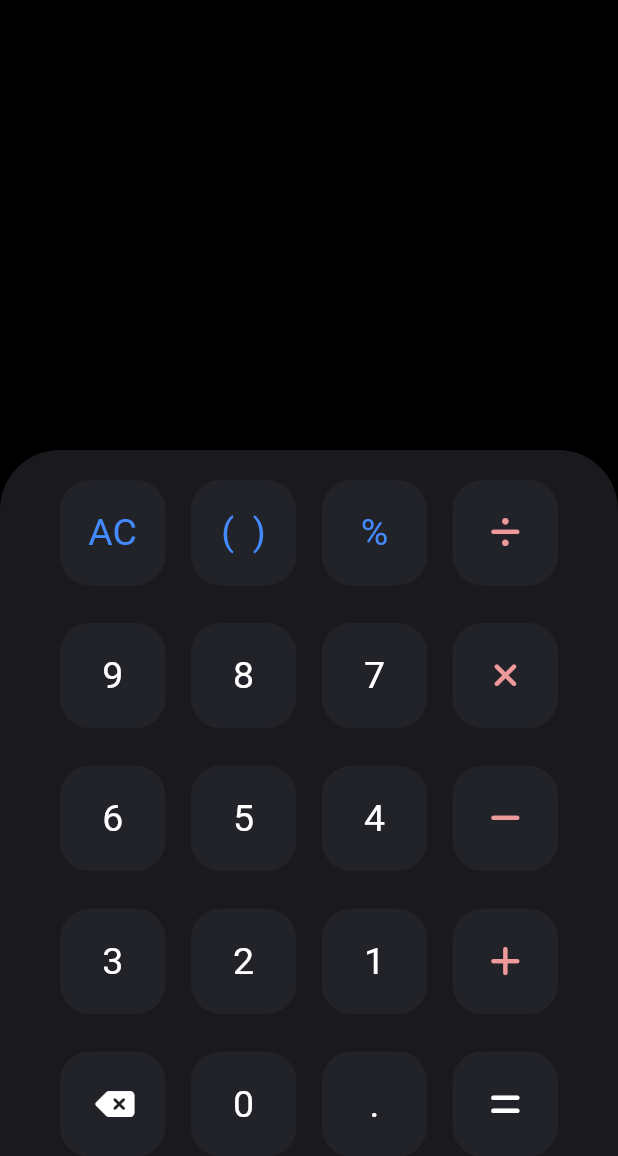
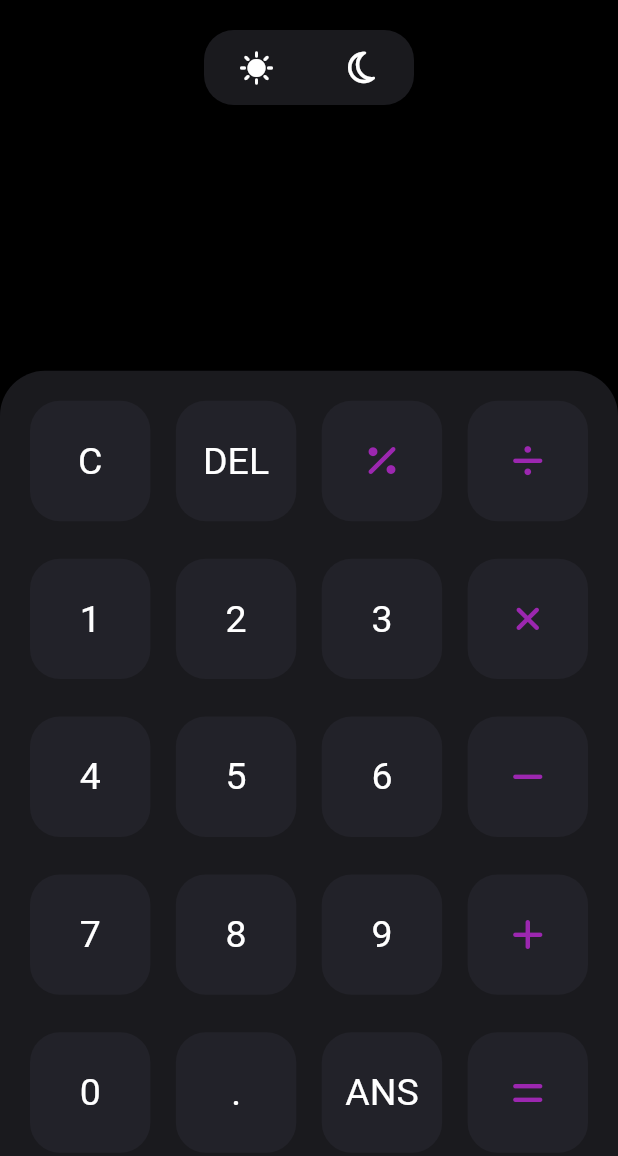
Before and after one commit to adrianoaraujo0/calculadora, a Flutter app: the screen it shows after launch, on a phone screen of 412 x 824 dp. Shown: the top 1156 px of the screen. Run offline on Flutter 3.47's test engine with Material 2 defaults, Android fonts, the phone set to English and light mode, and no system bars; our stand-ins replace flutter_mobx, font_awesome_flutter, mobx; generated files the repository leaves out were written again.

Commit message:
implementando dark mode

```diff
--- a/lib/main.dart
+++ b/lib/main.dart
@@ -11,6 +11,14 @@ class MyApp extends StatelessWidget {
   @override
   Widget build(BuildContext context) {
     return MaterialApp(
+       theme: ThemeData(
+        brightness: Brightness.light,
+      ),
+      darkTheme: ThemeData(
+        brightness: Brightness.dark,
+      ),
+      themeMode: ThemeMode.light,
+      debugShowCheckedModeBanner: false,
       home:  CalculatorPage()
     );
   }
--- a/lib/model/button.dart
+++ b/lib/model/button.dart
@@ -1,13 +1,12 @@
-import 'package:flutter/animation.dart';
 import 'package:flutter/material.dart';
 
 class Button{
 
   String? name;
   IconData? icon;
-  Function? operation;
+  String? value;
   Color color;
 
-  Button({this.name, this.icon, this.operation,required this.color});
+  Button({this.name, this.icon, this.value,required this.color});
 
 }
--- a/lib/ui/calculator/calculator_controller.dart
+++ b/lib/ui/calculator/calculator_controller.dart
@@ -1,27 +1,30 @@
-import 'package:flutter/cupertino.dart';
-import 'package:rxdart/rxdart.dart';
+import 'package:calculadora/model/button.dart';
+import 'package:mobx/mobx.dart';
+part 'calculator_controller.g.dart';
 
-class CalculatorController{
+class CalculatorController = _CalculatorControllerBase with _$CalculatorController;
 
-  List<TextEditingController> controllers = [
-    TextEditingController(),
-    TextEditingController(),
-    TextEditingController(),
-  ];
-  BehaviorSubject<List<String>> controllerScreen = BehaviorSubject<List<String>>();
+abstract class _CalculatorControllerBase with Store {
 
-  double sum(double value1, double value2) => value1 + value2;
 
-  void clearAll(){
-    controllers[0].clear();
-    controllers[1].clear();
-    controllerScreen.sink.add(
-      [
-        controllers[0].text,
-        controllers[1].text,
-        controllers[2].text,
-       ]
-    );
+  @observable
+  String textScreen = "";
+
+  @action
+  void setTextScreen(Button button) {
+    if(button.name != null ){
+      textScreen += button.name!;
+    }else{
+      textScreen += " ${button.value!} ";
+    }
+  }
+
+  @action
+  void calculate(String operation, ){
+    if(operation == "+"){
+
+    }
+
   }
 
 }
--- a/lib/ui/calculator/calculator_page.dart
+++ b/lib/ui/calculator/calculator_page.dart
@@ -1,122 +1,142 @@
 import 'package:calculadora/model/button.dart';
 import 'package:calculadora/ui/calculator/calculator_controller.dart';
 import 'package:flutter/material.dart';
+import 'package:flutter_mobx/flutter_mobx.dart';
 import 'package:font_awesome_flutter/font_awesome_flutter.dart';
 
 class CalculatorPage extends StatelessWidget {
   CalculatorPage({super.key});
 
-  final CalculatorController calculatorController = CalculatorController();
+  final controller = CalculatorController();
 
   @override
   Widget build(BuildContext context) {
-    return Scaffold(
+    return Observer(
+      builder: (context) {
+        return SafeArea(
+          child: Scaffold(
             backgroundColor:  Colors.black,
             body: Column(
              children: [
-          Container(
-            height: 150,
-          ),
-          StreamBuilder<List<String>>(
-            stream: calculatorController.controllerScreen.stream,
-            builder: (context, snapshot) {
-              return SizedBox(
-                height: 150,
-                width: double.maxFinite,
-                child: Padding(
-                  padding: const EdgeInsets.symmetric(horizontal: 20.0),
-                  child: Row(
-                    mainAxisAlignment: MainAxisAlignment.end,
-                    children: [
-                      // Text(
-                      //   snapshot.data ?? "",
-                      //   style: const TextStyle(color: Colors.white, fontSize: 55),
-                      // )
+                screen(context),
+                keyboard(
+                  context,
+                  [
+                    Button(name: "C", color: Colors.white, ),
+                    Button(name: "DEL", color: Colors.white, value: "DEL"),
+                    Button(color: Colors.white, icon: FontAwesomeIcons.percent, value: "%"),
+                    Button(color: Colors.white, icon: FontAwesomeIcons.divide, value: "/"),
+                    Button(name: "1", color: Colors.white),
+                    Button(name: "2", color: Colors.white),
+                    Button(name: "3", color: Colors.white),
+                    Button(icon:  FontAwesomeIcons.xmark, color: Colors.white, value: "x"),
+                    Button(name: "4", color: Colors.white),
+                    Button(name: "5", color: Colors.white),
+                    Button(name: "6", color: Colors.white),
+                    Button(color: Colors.white, icon: FontAwesomeIcons.minus, value: "-"),
+                    Button(name: "7", color: Colors.white),
+                    Button(name: "8", color: Colors.white),
+                    Button(name: "9", color: Colors.white),
+                    Button(color: Colors.white, icon: FontAwesomeIcons.plus, value: "+"),
+                    Button(name: "0", color: Colors.white),
+                    Button(name: ".", color: Colors.white),
+                    Button(name: "ANS", color: Colors.white),
+                    Button(color: Colors.white, icon: FontAwesomeIcons.equals, value: "="),
                   ]
+                )
+              ],
             ),
           ),
         );
       }
+    );
+  }
+
+
+  Widget screen(BuildContext context) {
+    return Container(
+      padding: const EdgeInsets.all(20),
+      color: Colors.black,
+      height: MediaQuery.of(context).size.height * 0.3,
+      child: Column(
+        children: [
+          darkModeButton(),
+          Row(
+            mainAxisAlignment: MainAxisAlignment.end,
+            crossAxisAlignment: CrossAxisAlignment.end,
+            children: [
+              Text(controller.textScreen, style: const TextStyle(color: Colors.white, fontSize: 30)),
+            ],
           ),
-         buildKeyboard(
-            [
-              Button(name: "AC", operation: calculatorController.clearAll, color: Colors.blueAccent),
-              Button(name: "(  )", color: Colors.blueAccent),
-              Button(name: "%", color: Colors.blueAccent),
-              Button(icon: FontAwesomeIcons.divide, color: Colors.red[200]!),
-              Button(name: "9", color: Colors.white),
-              Button(name: "8", color: Colors.white),
-              Button(name: "7", color: Colors.white),
-              Button(icon: FontAwesomeIcons.xmark, color: Colors.red[200]!),
-              Button(name: "6", color: Colors.white),
-              Button(name: "5", color: Colors.white),
-              Button(name: "4", color: Colors.white),
-              Button(icon: FontAwesomeIcons.minus, color: Colors.red[200]!),
-              Button(name: "3", color: Colors.white),
-              Button(name: "2", color: Colors.white),
-              Button(name: "1", color: Colors.white),
-              Button(icon: FontAwesomeIcons.plus , color: Colors.red[200]!),
-              Button(icon: FontAwesomeIcons.deleteLeft, color: Colors.white),
-              Button(name: "0", color: Colors.white),
-              Button(name: ".", color: Colors.white),
-              Button(icon: FontAwesomeIcons.equals, color: Colors.white),
-            ]
-          )
         ],
       ),
     );
   }
 
-  buildKeyboard(List<Button> buttons){
+  Widget darkModeButton(){
+    return Container(
+      height: 50,
+      width: 140,
+      decoration: BoxDecoration(
+        color: const Color.fromARGB(82, 80, 80, 94),
+        borderRadius: BorderRadius.circular(20)
+      ),
+      child: Row(
+        mainAxisAlignment: MainAxisAlignment.spaceAround,
+        children: [
+          IconButton(onPressed: (){}, icon: const Icon(Icons.sunny, color: Colors.white)),
+          IconButton(onPressed: (){}, icon: const Icon(FontAwesomeIcons.moon, color: Colors.white))
+        ],
+      ),
+    );
+  }
+
+  Widget keyboard(BuildContext context, List<Button> buttons){
     return Expanded(
       child: Container(
-        padding: const EdgeInsets.fromLTRB(40, 20, 40, 40),
-        height: double.maxFinite,
-        width: double.maxFinite,
+        padding: const EdgeInsets.all(20),
         decoration: const BoxDecoration(
-          borderRadius: BorderRadius.vertical(top: Radius.circular(40), bottom: Radius.circular(0)),
-          color:  Color.fromARGB(82, 80, 80, 94),
+          color: Color.fromARGB(82, 80, 80, 94),
+          borderRadius: BorderRadius.only(topLeft: Radius.circular(30), topRight: Radius.circular(30))
         ),
         child: GridView.builder(
+          itemCount: buttons.length,
           gridDelegate: const SliverGridDelegateWithFixedCrossAxisCount(
             crossAxisCount: 4,
             crossAxisSpacing: 17,
             mainAxisSpacing: 25
           ),
-          itemCount: buttons.length,
           itemBuilder: (context, index) {
-            return buildButton(button: buttons[index]);
+            return buttonInkWell(buttons[index]);
           },
         ),
       ),
     );
   }
 
-  buildButton({required Button button}){
+  Widget buttonInkWell(Button button){
     return InkWell(
-      onTap: () {
-        if(button.operation == null){
-          print("1");
-          calculatorController.controllers[0].text += button.name!;
-          // calculatorController.controllerScreen.sink.add(calculatorController.controllers[0].text);
-        }else{
-          print("2");
-          button.operation!();
+      borderRadius: BorderRadius.circular(23),
+      child: buildButton(button),
+      onTap: (){
+        controller.setTextScreen(button);
+      },
+    );
   }
-      },
-      child: Container(
-        height: 100,
-        width: 100,
-        decoration: BoxDecoration(
-          borderRadius: BorderRadius.circular(20),
-          color: const Color.fromARGB(82, 50, 50, 63)
+
+  Widget buildButton(Button button){
+    return Container(
+      height: 40,
+      decoration: const BoxDecoration(
+        borderRadius: BorderRadius.all(Radius.circular(20)),
+        color:  Color.fromARGB(82, 50, 50, 63)
       ),
       child: Center(
-          child: button.name != null
-          ? Text(button.name!, style: TextStyle(color: button.color, fontSize: 25))
-          : Icon(button.icon, size: 23, color: button.color)
-        )
-      )
+        child: button.name !=null
+        ? Text(button.name!, style: const TextStyle(color: Colors.white, fontSize: 25))
+        : Icon(button.icon, color: Colors.purple)
+      ),
     );
   }
+
 }
--- a/pubspec.yaml
+++ b/pubspec.yaml
@@ -12,6 +12,9 @@ dependencies:
   flutter:
     sdk: flutter
 
+  mobx: ^2.1.3
+  flutter_mobx: ^2.0.6+5
+  flutter_modular: ^5.0.3
   cupertino_icons: ^1.0.2
   font_awesome_flutter: ^10.3.0
   rxdart: ^0.27.7
@@ -20,6 +23,9 @@ dev_dependencies:
   flutter_test:
     sdk: flutter
 
+  build_runner: ^2.3.3
+  mobx_codegen: ^2.1.1
+
   flutter_lints: ^2.0.0
 
 flutter:
```
Also changed, not shown: lib/ui/calculator/calculator_controller.g.dart (added), pubspec.lock. Lines whose indentation alone changed are shown as unchanged.
